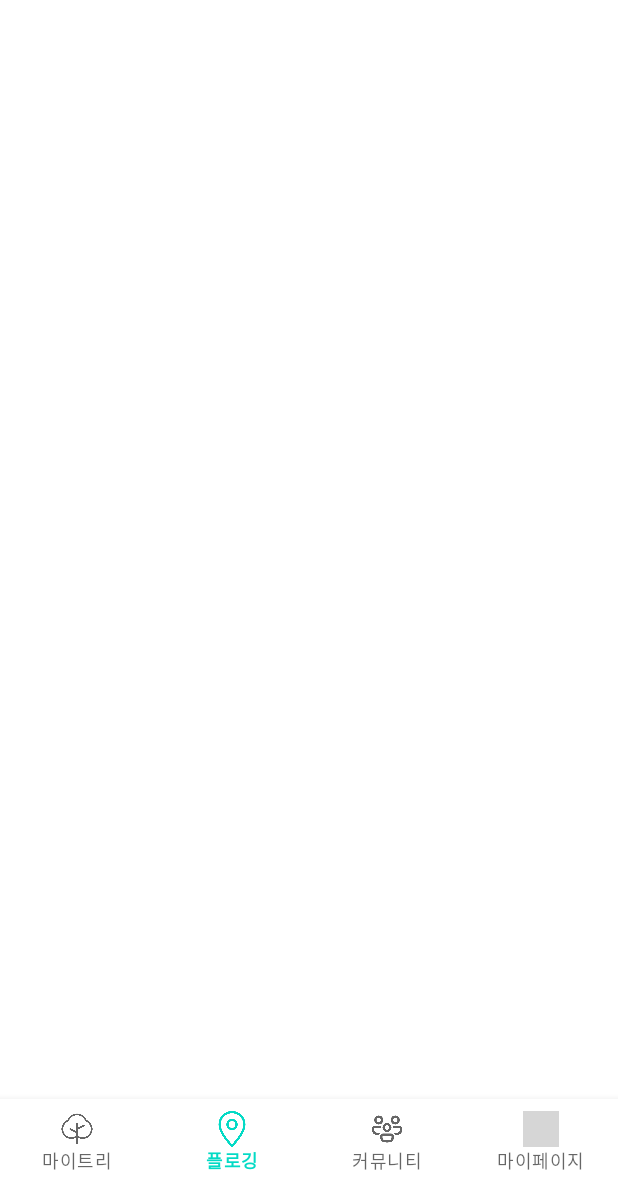
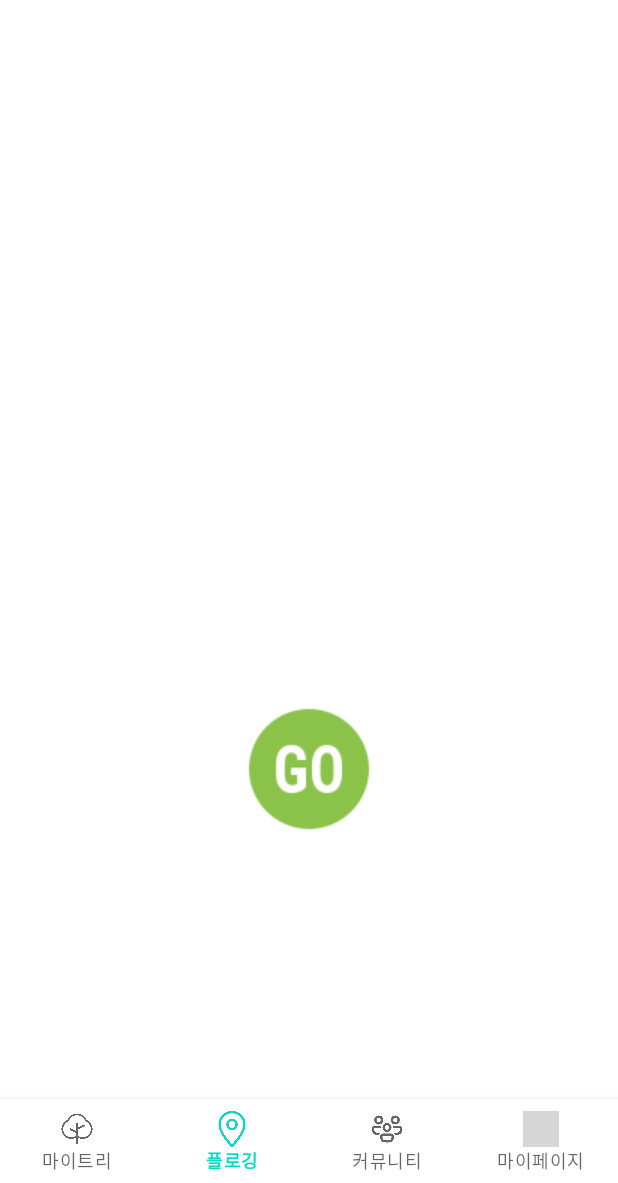
Before and after one commit to cbnu-trash-go/trashGo-android, an Android app: the screen it shows after launch (MainActivity), item 2 of the bottom bar chosen, on a phone screen of 412 x 824 dp, the part 53-1236 px from its top. Run offline under Robolectric (Android 15) with nearby library versions, the phone set to English and light mode, and no system bars; 5 statements that could not run were skipped; grey boxes are pictures that could not be loaded.

Commit message:
지도 위 버튼, 플로깅 액티비티 추가

```diff
--- a/app/src/main/java/com/trashgo/app/fragment/MapsFragment.java
+++ b/app/src/main/java/com/trashgo/app/fragment/MapsFragment.java
@@ -4,10 +4,14 @@ import androidx.annotation.NonNull;
 import androidx.annotation.Nullable;
 import androidx.fragment.app.Fragment;
 
+import android.content.Context;
+import android.content.Intent;
 import android.os.Bundle;
 import android.view.LayoutInflater;
 import android.view.View;
 import android.view.ViewGroup;
+import android.widget.Button;
+import android.widget.ImageButton;
 
 import com.google.android.gms.maps.CameraUpdateFactory;
 import com.google.android.gms.maps.GoogleMap;
@@ -15,7 +19,10 @@ import com.google.android.gms.maps.OnMapReadyCallback;
 import com.google.android.gms.maps.SupportMapFragment;
 import com.google.android.gms.maps.model.LatLng;
 import com.google.android.gms.maps.model.MarkerOptions;
+import com.trashgo.app.MainActivity;
+import com.trashgo.app.PloggingActivity;
 import com.trashgo.app.R;
+import com.trashgo.app.activity_profile;
 
 /**
  * 구글맵 추가 - pkdgood
@@ -36,17 +43,29 @@ public class MapsFragment extends Fragment {
         @Override
         public void onMapReady(GoogleMap googleMap) {
             LatLng sydney = new LatLng(-34, 151);
-            googleMap.addMarker(new MarkerOptions().position(sydney).title("Marker in Sydney"));
-            googleMap.moveCamera(CameraUpdateFactory.newLatLng(sydney));
+            LatLng cbnu = new LatLng(36.62827, 127.458843);
+            googleMap.addMarker(new MarkerOptions().position(cbnu).title("Marker in Sydney"));
+            googleMap.moveCamera(CameraUpdateFactory.newLatLngZoom(cbnu, 16));
         }
     };
+
+    @Override
+    public void onCreate(Bundle savedInstanceState) {
+        super.onCreate(savedInstanceState);
+    }
+
+    @Override
+    public void onAttach(Context context){
+        super.onAttach(context);
+    }
 
     @Nullable
     @Override
     public View onCreateView(@NonNull LayoutInflater inflater,
                              @Nullable ViewGroup container,
                              @Nullable Bundle savedInstanceState) {
-        return inflater.inflate(R.layout.fragment_maps, container, false);
+        View view = inflater.inflate(R.layout.fragment_maps, container, false);
+        return view;
     }
 
     @Override
--- a/app/src/main/res/layout/fragment_maps.xml
+++ b/app/src/main/res/layout/fragment_maps.xml
@@ -1,8 +1,23 @@
 <?xml version="1.0" encoding="utf-8"?>
-<fragment xmlns:android="http://schemas.android.com/apk/res/android"
-    xmlns:tools="http://schemas.android.com/tools"
+<FrameLayout xmlns:android="http://schemas.android.com/apk/res/android"
+xmlns:tools="http://schemas.android.com/tools"
+android:id="@+id/fram_map"
+android:layout_width="match_parent"
+android:layout_height="match_parent"  >
+<fragment
     android:id="@+id/map"
     android:name="com.google.android.gms.maps.SupportMapFragment"
     android:layout_width="match_parent"
     android:layout_height="match_parent"
     tools:context=".fragment.MapsFragment" />
+
+<ImageButton
+    android:id="@+id/ibtn_start"
+    android:layout_width="wrap_content"
+    android:layout_height="wrap_content"
+    android:layout_gravity="center_horizontal"
+    android:src="@drawable/start_96"
+    android:background="?android:selectableItemBackgroundBorderless"
+    android:layout_marginTop="500dp"
+    android:onClick="ploggingStartClick" />
+</FrameLayout>
```
Also changed, not shown: app/src/main/AndroidManifest.xml (+12 -8 lines), app/src/main/java/com/trashgo/app/MainActivity.java (+5 -2 lines), app/src/main/java/com/trashgo/app/PloggingActivity.java (added, +69 -0 lines), app/src/main/res/layout/activity_plogging.xml (added, +50 -0 lines), app/src/main/res/drawable/start_96.png (added).
